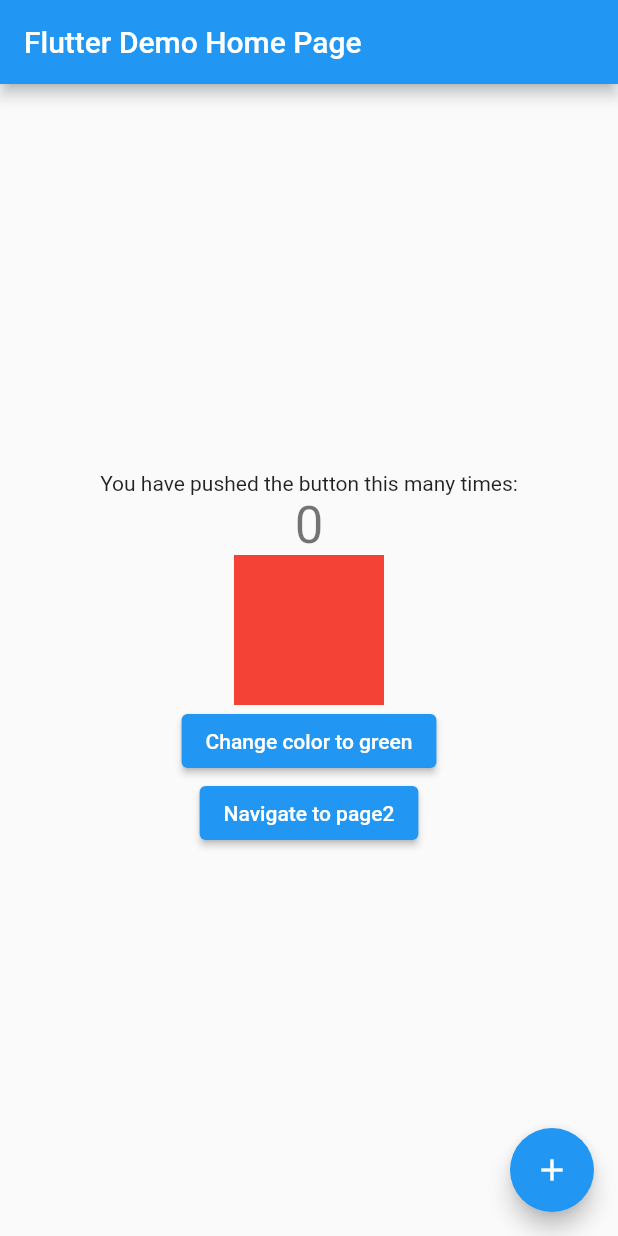
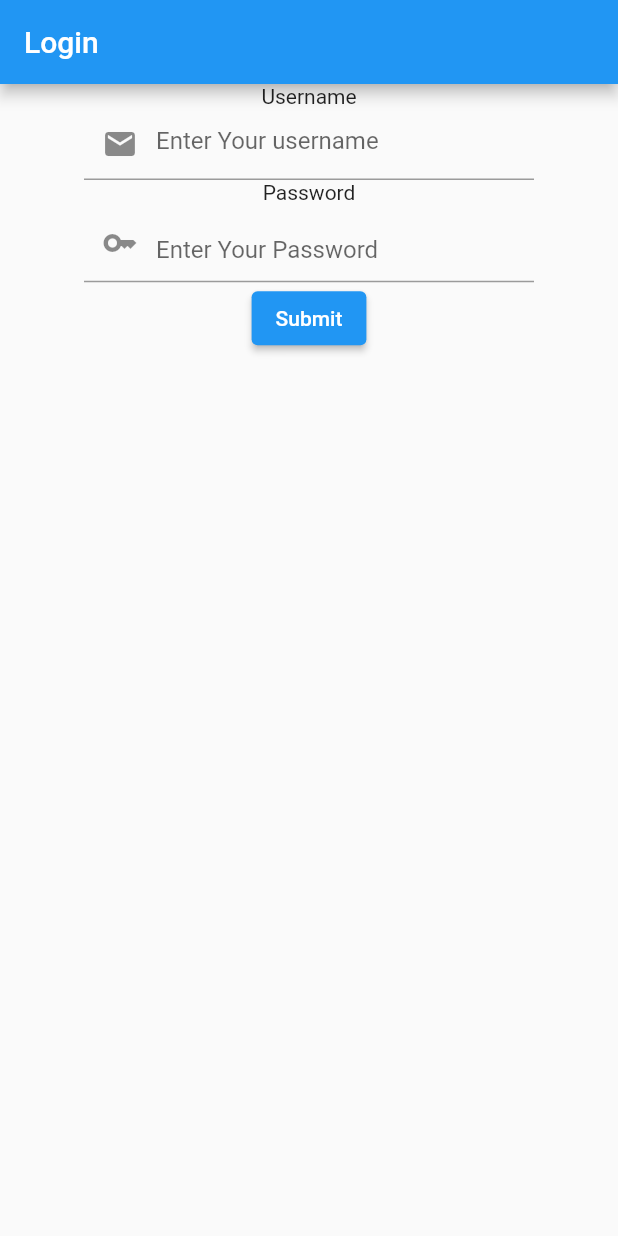
Before and after one commit to Arya0Patil/StatemanagementDemo-VGU, a Flutter app: the screen it shows after launch, on a phone screen of 412 x 824 dp. Run offline on Flutter 3.47's test engine with Material 2 defaults, Android fonts, the phone set to English and light mode, and no system bars.

Commit message:
form-widget

```diff
--- a/lib/main.dart
+++ b/lib/main.dart
@@ -2,6 +2,7 @@ import 'package:flutter/material.dart';
 
 import 'package:state_management_demo/screens/homescreen.dart';
 import 'package:provider/provider.dart';
+import 'package:state_management_demo/screens/loginForm.dart';
 import 'package:state_management_demo/screens/providers/counterProvider.dart';
 
 void main() {
@@ -23,7 +24,7 @@ class MyApp extends StatelessWidget {
         theme: ThemeData(
           primarySwatch: Colors.blue,
         ),
-        home: const MyHomePage(title: 'Flutter Demo Home Page'),
+        home: LoginForm(),
       ),
     );
   }
--- /dev/null
+++ b/lib/screens/loginForm.dart
@@ -0,0 +1,111 @@
+import 'package:flutter/material.dart';
+import 'package:state_management_demo/screens/displayUser.dart';
+
+class LoginForm extends StatefulWidget {
+  const LoginForm({super.key});
+
+  @override
+  State<LoginForm> createState() => _LoginFormState();
+}
+
+class _LoginFormState extends State<LoginForm> {
+  final _formKey = GlobalKey<FormState>();
+  TextEditingController _emailController = TextEditingController();
+  TextEditingController _passwordController = TextEditingController();
+  String email = "";
+  String password = "";
+  bool isVisible = false;
+
+  void _setData() {
+    setState(() {
+      email = _emailController.text.toString();
+      password = _passwordController.text.toString();
+    });
+  }
+
+  @override
+  Widget build(BuildContext context) {
+    return Scaffold(
+      appBar: AppBar(title: Text("Login")),
+      body: Form(
+          key: _formKey,
+          child: Center(
+            child: Column(
+              mainAxisAlignment: MainAxisAlignment.start,
+              children: [
+                Text("Username"),
+                Container(
+                  width: 300,
+                  child: TextFormField(
+                    controller: _emailController,
+                    decoration: InputDecoration(
+                        prefixIcon: Icon(Icons.mail),
+                        hintText: "Enter Your username"),
+                    validator: (value) {
+                      if (value == null || value.isEmpty) {
+                        return 'Please enter some text';
+                      }
+                      return null;
+                    },
+                  ),
+                ),
+                Text("Password"),
+                Container(
+                  width: 300,
+                  child: TextFormField(
+                    controller: _passwordController,
+                    obscureText: isVisible,
+                    decoration: InputDecoration(
+                        prefixIcon: Icon(Icons.key),
+                        suffix: InkWell(
+                            onTap: () {
+                              setState(() {
+                                // if (isVisible) {
+                                //   isVisible = false;
+                                //   passData();
+                                // } else {
+                                //   isVisible = true;
+                                // }
+                                isVisible = !isVisible;
+                              });
+                            },
+                            child: isVisible
+                                ? Icon(Icons.visibility)
+                                : Icon(Icons.visibility_off)),
+                        hintText: "Enter Your Password"),
+                    validator: (value) {
+                      if (value == null || value.isEmpty) {
+                        return 'Please enter some text';
+                      }
+                      return null;
+                    },
+                  ),
+                ),
+                ElevatedButton(
+                  onPressed: () {
+                    // Validate returns true if the form is valid, or false otherwise.
+                    if (_formKey.currentState!.validate()) {
+                      // If the form is valid, display a snackbar. In the real world,
+                      // you'd often call a server or save the information in a database.
+                      // ScaffoldMessenger.of(context).showSnackBar(
+                      //   const SnackBar(content: Text('Processing Data')),
+                      // );
+                      _setData();
+                      Navigator.push(
+                          context,
+                          MaterialPageRoute<void>(
+                            builder: (BuildContext context) => ShowUser(
+                              email: email,
+                              pass: password,
+                            ),
+                          ));
+                    }
+                  },
+                  child: const Text('Submit'),
+                ),
+              ],
+            ),
+          )),
+    );
+  }
+}
```
Also changed, not shown: lib/screens/displayUser.dart (added, +19 -0 lines).
